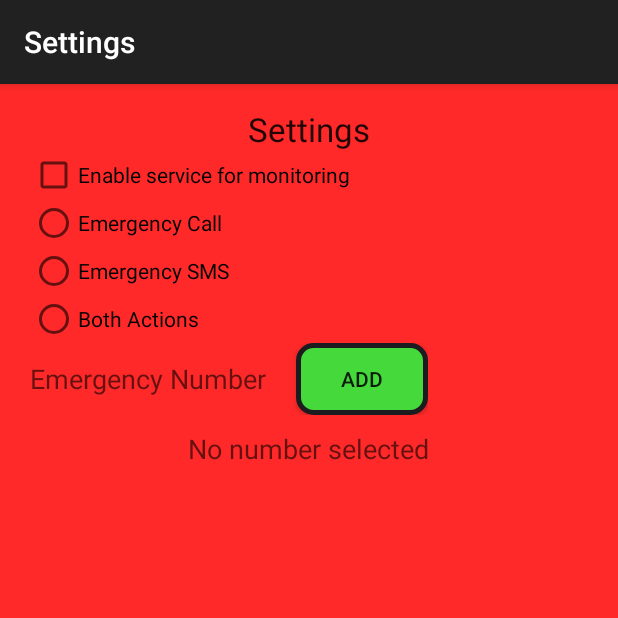
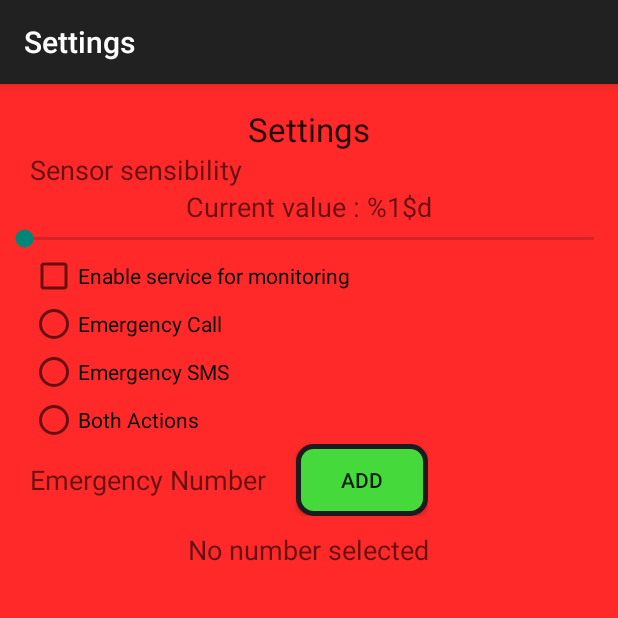
Before and after one commit to speedy4all/MotionDetection, an Android app: the screen it shows after launch (SettingsActivity), in the options menu, after a tap on "Settings", on a phone screen of 412 x 824 dp, the top half of it. Run offline under Robolectric (Android 15) with nearby library versions, the phone set to English and light mode, and no system bars; 1 statement that could not run was skipped.

Commit message:
location service & seek bar settings

```diff
--- a/app/src/main/java/com/example/motiondetection/app/MainActivity.java
+++ b/app/src/main/java/com/example/motiondetection/app/MainActivity.java
@@ -64,6 +64,12 @@ public class MainActivity extends ActionBarActivity {
                     .setPositiveButton(android.R.string.ok, new DialogInterface.OnClickListener() {
                         @Override
                         public void onClick(DialogInterface dialog, int which) {
+                            if (!userSettings.getServicePreference()) {
+                                if (WorkService.isServiceRunning(context, WorkService.class))
+                                    stopService();
+
+                            }
+
                             finish();
                             System.exit(0);
                         }
--- a/app/src/main/java/com/example/motiondetection/app/SettingsActivity.java
+++ b/app/src/main/java/com/example/motiondetection/app/SettingsActivity.java
@@ -7,18 +7,14 @@ import android.content.Intent;
 import android.database.Cursor;
 import android.net.Uri;
 import android.os.Bundle;
-import android.preference.DialogPreference;
-import android.provider.Contacts;
 import android.provider.ContactsContract;
 import android.support.v7.app.ActionBarActivity;
-import android.view.Menu;
-import android.view.MenuItem;
 import android.view.View;
 import android.widget.Button;
 import android.widget.CheckBox;
 import android.widget.CompoundButton;
-import android.widget.RadioButton;
 import android.widget.RadioGroup;
+import android.widget.SeekBar;
 import android.widget.TextView;
 
 /**
@@ -26,13 +22,15 @@ import android.widget.TextView;
  */
 public class SettingsActivity extends ActionBarActivity{
 
+    public static final int PICK_CONTACT = 1;
+    public static int SEEK_BAR_VALUE;
     private CheckBox chkService;
     private RadioGroup rdTypeOfAction;
     private Button btnAddModPerson;
     private TextView txtSelectedNumber;
     private UserSettings userSettings;
-
-    public static final int PICK_CONTACT    = 1;
+    private SeekBar seekSensorSensitivity;
+    private TextView txtSeekBarValue;
 
     @Override
     protected void onCreate(Bundle savedInstanceState) {
@@ -43,8 +41,31 @@ public class SettingsActivity extends ActionBarActivity{
         rdTypeOfAction = (RadioGroup)findViewById(R.id.rdGroupTypeOfAction);
         btnAddModPerson = (Button)findViewById(R.id.btnSettingsAddModPerson);
         txtSelectedNumber = (TextView)findViewById(R.id.txtSettingsCallNumber);
+        txtSeekBarValue = (TextView) findViewById(R.id.txtSeekBarValue);
+        seekSensorSensitivity = (SeekBar) findViewById(R.id.seekBar);
+        seekSensorSensitivity.setMax(13);
+
+        seekSensorSensitivity.setOnSeekBarChangeListener(new SeekBar.OnSeekBarChangeListener() {
+            @Override
+            public void onProgressChanged(SeekBar seekBar, int progress, boolean fromUser) {
+                SEEK_BAR_VALUE = progress;
+            }
+
+            @Override
+            public void onStartTrackingTouch(SeekBar seekBar) {
+
+            }
+
+            @Override
+            public void onStopTrackingTouch(SeekBar seekBar) {
+                userSettings.setSensorSensitivity(SEEK_BAR_VALUE);
+                txtSeekBarValue.setText(getResources().getString(R.string.seekBarValue, SEEK_BAR_VALUE));
+                SensorDetection.FALLING_THRESHOLD = 10 + SEEK_BAR_VALUE;
+            }
+        });
 
         userSettings = new UserSettings(this);
+
 
         setClickListener();
     }
@@ -60,6 +81,7 @@ public class SettingsActivity extends ActionBarActivity{
                     .setPositiveButton(android.R.string.ok, new DialogInterface.OnClickListener() {
                         @Override
                         public void onClick(DialogInterface dialog, int which) {
+                            seekSensorSensitivity.setProgress(5);
                             //trebuie adaugate valori implicite
                             dialog.dismiss();
                         }
@@ -80,6 +102,8 @@ public class SettingsActivity extends ActionBarActivity{
 
     private void loadSettings()
     {
+        seekSensorSensitivity.setProgress(userSettings.getSensorSensitivity());
+        txtSeekBarValue.setText(getResources().getString(R.string.seekBarValue, userSettings.getSensorSensitivity()));
         if (userSettings.getServicePreference()  && !chkService.isChecked())
             chkService.toggle();
         else if (!userSettings.getServicePreference() && chkService.isChecked())
--- a/app/src/main/java/com/example/motiondetection/app/UserSettings.java
+++ b/app/src/main/java/com/example/motiondetection/app/UserSettings.java
@@ -4,10 +4,6 @@ import android.content.Context;
 import android.content.SharedPreferences;
 
 import java.util.ArrayList;
-import java.util.HashMap;
-import java.util.Map;
-import java.util.regex.Matcher;
-import java.util.regex.Pattern;
 
 /**
  * Created by Bogdan on 12/02/2015.
@@ -20,6 +16,7 @@ public class UserSettings {
     private static final String TYPE_OF_ACTION = "TypeOfActionKey";
     private static final String EMERGENCY_NUMBER = "EmergencyNumberKey";
     private static final String EMERGENCY_NAME = "EmergencyNameKey";
+    private static final String SENSOR_SENSITIVITY = "SensorSensitivity";
 
     private SharedPreferences sharedPreferences;
     private SharedPreferences.Editor editor;
@@ -37,46 +34,47 @@ public class UserSettings {
             keyList.add(s);
         return keyList;
     }
+
+    //endregion
+    //region get
+    public int getSensorSensitivity() {
+        if (sharedPreferences.contains(SENSOR_SENSITIVITY))
+            return sharedPreferences.getInt(SENSOR_SENSITIVITY, 10);
+        else
+            return 10;
+    }
+
+    public void setSensorSensitivity(int value) {
+        sharedPreferences.edit().putInt(SENSOR_SENSITIVITY, value).commit();
+    }
+
+    public boolean getServicePreference() {
+        if (sharedPreferences.contains(SERVICE_KEY)) {
+            return sharedPreferences.getBoolean(SERVICE_KEY, false);
+        } else
+            return false;
+    }
+
     //region set
     public void setServicePreference(boolean args)
     {
         sharedPreferences.edit().putBoolean(SERVICE_KEY, args).commit();
     }
+
+    public String getTypeOfActionPreference()
+    {
+        if (sharedPreferences.contains(TYPE_OF_ACTION)) {
+            return sharedPreferences.getString(TYPE_OF_ACTION, "");
+        } else
+            return "";
+    }
+
     public void setTypeOfActionPreference(String type)
     {
         sharedPreferences.edit().putString(TYPE_OF_ACTION, type).commit();
     }
-    public void setEmergencyNumberPreference(String number)
-    {
-        sharedPreferences.edit().putString(EMERGENCY_NUMBER, number).commit();
-    }
-    public void setEmergencyNamePreference(String name)
-    {
-        sharedPreferences.edit().putString(EMERGENCY_NAME, name).commit();
-    }
-    //endregion
-    //region get
-    public boolean getServicePreference()
-    {
-        if (sharedPreferences.contains(SERVICE_KEY))
-        {
-            return sharedPreferences.getBoolean(SERVICE_KEY, false);
-        }
-        else
-            return false;
-    }
 
-    public String getTypeOfActionPreference()
-    {
-        if (sharedPreferences.contains(TYPE_OF_ACTION))
-        {
-            return sharedPreferences.getString(TYPE_OF_ACTION, "");
-        }
-        else
-            return "";
-    }
-
-    public  String getEmergencyNumberPreference()
+    public String getEmergencyNumberPreference()
     {
         if (sharedPreferences.contains(EMERGENCY_NUMBER))
         {
@@ -86,7 +84,12 @@ public class UserSettings {
             return "";
     }
 
-    public  String getEmergencyNamePreference()
+    public void setEmergencyNumberPreference(String number)
+    {
+        sharedPreferences.edit().putString(EMERGENCY_NUMBER, number).commit();
+    }
+
+    public String getEmergencyNamePreference()
     {
         if (sharedPreferences.contains(EMERGENCY_NAME))
         {
@@ -95,6 +98,11 @@ public class UserSettings {
         else
             return "";
     }
+
+    public void setEmergencyNamePreference(String name)
+    {
+        sharedPreferences.edit().putString(EMERGENCY_NAME, name).commit();
+    }
     //endregion
 
 }
--- a/app/src/main/res/layout/activity_settings.xml
+++ b/app/src/main/res/layout/activity_settings.xml
@@ -1,75 +1,100 @@
 <LinearLayout xmlns:android="http://schemas.android.com/apk/res/android"
-    xmlns:tools="http://schemas.android.com/tools"
     android:layout_width="match_parent"
     android:layout_height="match_parent"
+    android:background="@drawable/homescreen"
     android:orientation="vertical"
-    android:background="@drawable/homescreen"
     android:paddingTop="15dp">
 
 
     <TextView
+        android:id="@+id/textView"
         android:layout_width="wrap_content"
         android:layout_height="wrap_content"
-        android:textAppearance="?android:attr/textAppearanceLarge"
+        android:layout_gravity="center_horizontal"
         android:text="@string/txt_title_settings"
-        android:id="@+id/textView"
-        android:layout_gravity="center_horizontal"/>
+        android:textAppearance="?android:attr/textAppearanceLarge" />
 
-        <CheckBox
+    <TextView
+        android:id="@+id/textView6"
+        android:layout_width="wrap_content"
+        android:layout_height="wrap_content"
+        android:layout_marginLeft="20sp"
+        android:layout_marginStart="20sp"
+        android:text="Sensor sensibility"
+        android:textAppearance="?android:attr/textAppearanceMedium" />
+
+    <TextView
+        android:id="@+id/txtSeekBarValue"
+        android:layout_width="wrap_content"
+        android:layout_height="wrap_content"
+        android:layout_gravity="center_horizontal"
+        android:text="@string/seekBarValue"
+        android:textAppearance="?android:attr/textAppearanceMedium" />
+
+    <SeekBar
+        android:id="@+id/seekBar"
+        android:layout_width="match_parent"
+        android:layout_height="wrap_content"
+        android:layout_gravity="center_horizontal" />
+
+    <CheckBox
+        android:id="@+id/chkServiceSetting"
             android:layout_width="wrap_content"
             android:layout_height="wrap_content"
-            android:layout_marginStart="20sp"
+        android:layout_gravity="fill_horizontal"
             android:layout_marginLeft="20sp"
-            android:text="@string/txt_chkUseService"
-            android:id="@+id/chkServiceSetting"
-            android:layout_gravity="fill_horizontal"/>
-
+        android:layout_marginStart="20sp"
+        android:text="@string/txt_chkUseService" />
 
 
     <RadioGroup
+        android:id="@+id/rdGroupTypeOfAction"
         android:layout_width="wrap_content"
         android:layout_height="wrap_content"
-        android:layout_marginStart="20sp"
         android:layout_marginLeft="20sp"
-        android:id="@+id/rdGroupTypeOfAction">
+        android:layout_marginStart="20sp">
 
         <RadioButton
+            android:id="@+id/rdCallAction"
             android:layout_width="wrap_content"
             android:layout_height="wrap_content"
-            android:text="@string/txt_rdEmergencyCall"
-            android:id="@+id/rdCallAction" />
+            android:text="@string/txt_rdEmergencyCall" />
+
         <RadioButton
+            android:id="@+id/rdSmsAction"
             android:layout_width="wrap_content"
             android:layout_height="wrap_content"
-            android:text="@string/txt_rdEmergencySms"
-            android:id="@+id/rdSmsAction" />
+            android:text="@string/txt_rdEmergencySms" />
+
         <RadioButton
+            android:id="@+id/rdBothAction"
             android:layout_width="wrap_content"
             android:layout_height="wrap_content"
-            android:text="@string/txt_rdEmergencyBoth"
-            android:id="@+id/rdBothAction" />
-        </RadioGroup>
+            android:text="@string/txt_rdEmergencyBoth" />
+    </RadioGroup>
 
     <LinearLayout
         android:layout_width="wrap_content"
         android:layout_height="wrap_content"
-        android:layout_marginStart="20sp"
-        android:layout_marginLeft="20sp">
+        android:layout_marginLeft="20sp"
+        android:layout_marginStart="20sp">
+
         <TextView
+            android:id="@+id/txtSettingsEmgNumberLabel"
             android:layout_width="wrap_content"
             android:layout_height="wrap_content"
-            android:textAppearance="?android:attr/textAppearanceMedium"
+            android:layout_gravity="center"
             android:text="@string/txt_CallPerson"
-            android:id="@+id/txtSettingsEmgNumberLabel"
-            android:layout_gravity="center"/>
+            android:textAppearance="?android:attr/textAppearanceMedium" />
+
         <Button
+            android:id="@+id/btnSettingsAddModPerson"
             android:layout_width="wrap_content"
             android:layout_height="wrap_content"
+            android:layout_gravity="center"
             android:layout_marginLeft="20sp"
-            android:text="@string/btn_addCallPerson"
-            android:id="@+id/btnSettingsAddModPerson"
-            android:layout_gravity="center"
-            android:background="@drawable/button_selector"/>
+            android:background="@drawable/button_selector"
+            android:text="@string/btn_addCallPerson" />
 
     </LinearLayout>
     <LinearLayout
@@ -78,12 +103,12 @@
         android:layout_gravity="center"
         android:layout_marginTop="10sp">
         <TextView
+            android:id="@+id/txtSettingsCallNumber"
             android:layout_width="wrap_content"
             android:layout_height="wrap_content"
             android:layout_gravity="center"
-            android:textAppearance="?android:attr/textAppearanceMedium"
             android:text="@string/txt_CallPersonEmpty"
-            android:id="@+id/txtSettingsCallNumber"/>
-        </LinearLayout>
+            android:textAppearance="?android:attr/textAppearanceMedium" />
+    </LinearLayout>
 
 </LinearLayout>
--- a/app/src/main/res/values/strings.xml
+++ b/app/src/main/res/values/strings.xml
@@ -51,6 +51,12 @@
     <string name="ask_for_both">Do you want to call and send an emergency SMS ?</string>
     <string name="location_enabled">Localization service started</string>
     <string name="location_disabled">Localization service stopped</string>
+    <string name="no_address_found">Sorry, no address found</string>
+    <string name="no_location_data_provided">No location data provided</string>
+    <string name="service_not_available">Sorry, the service is not available</string>
+    <string name="invalid_lat_long_used">Invalid latitude or longitude used</string>
+    <string name="address_found">Address found</string>
+    <string name="seekBarValue">Current value : %1$d</string>
 
 
 </resources>
```
Also changed, not shown: app/src/main/java/com/example/motiondetection/app/SensorActivity.java (+5 -5 lines), app/src/main/java/com/example/motiondetection/app/WorkService.java (+92 -9 lines), 1 other file.
